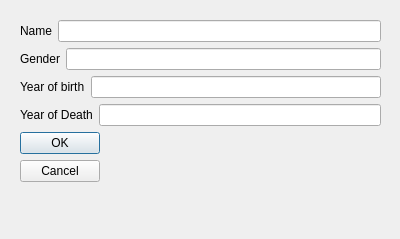
Before: the Qt Designer form vika3/Vika3/dialogedit.ui in BeanBean-Nyah/T113-VLN, drawn with Qt 5.
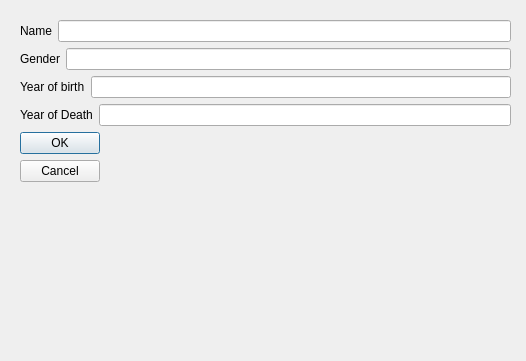
After: the same form once the commit is applied.

What changed in the file:
```diff
--- a/vika3/Vika3/dialogedit.ui
+++ b/vika3/Vika3/dialogedit.ui
@@ -6,8 +6,8 @@
    <rect>
     <x>0</x>
     <y>0</y>
-    <width>400</width>
-    <height>239</height>
+    <width>526</width>
+    <height>361</height>
    </rect>
   </property>
   <property name="windowTitle">
@@ -18,8 +18,8 @@
     <rect>
      <x>20</x>
      <y>20</y>
-     <width>361</width>
-     <height>202</height>
+     <width>491</width>
+     <height>331</height>
     </rect>
    </property>
    <layout class="QVBoxLayout" name="verticalLayout">
```
